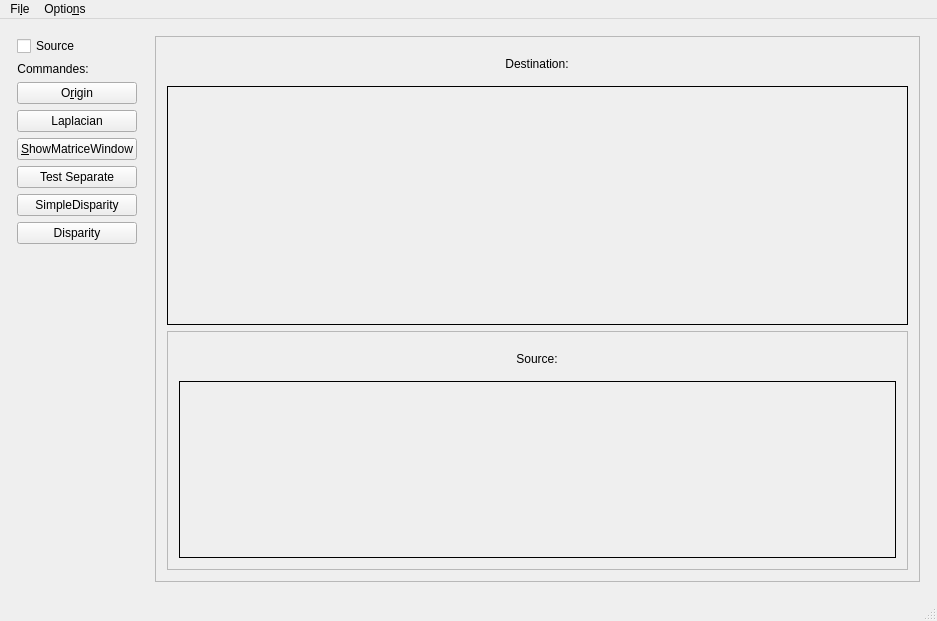
Qt form mainwindow.ui (m21-cerutti/ProjetTech2019_Robot) before a commit.
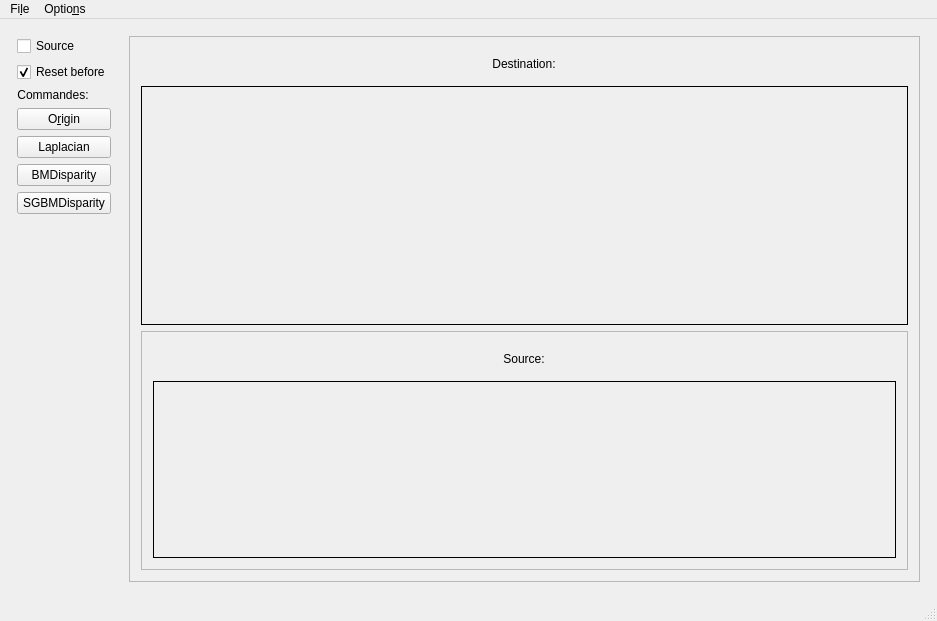
The same form after that commit.

```diff
--- a/mainwindow.ui
+++ b/mainwindow.ui
@@ -39,6 +39,19 @@
         </property>
        </widget>
       </item>
+      <item>
+       <widget class="QCheckBox" name="cbResetBefore">
+        <property name="text">
+         <string>Reset before</string>
+        </property>
+        <property name="checked">
+         <bool>true</bool>
+        </property>
+        <property name="tristate">
+         <bool>false</bool>
+        </property>
+       </widget>
+      </item>
       <item>
        <widget class="QLabel" name="label">
         <property name="sizePolicy">
@@ -99,29 +112,9 @@
          </widget>
         </item>
         <item>
-         <widget class="QPushButton" name="btnShowMatrice">
-          <property name="sizePolicy">
-           <sizepolicy hsizetype="Preferred" vsizetype="Fixed">
-            <horstretch>0</horstretch>
-            <verstretch>0</verstretch>
-           </sizepolicy>
-          </property>
+         <widget class="QPushButton" name="btnBMDisparity">
           <property name="text">
-           <string>&amp;ShowMatriceWindow</string>
-          </property>
-         </widget>
-        </item>
-        <item>
-         <widget class="QPushButton" name="btnTest">
-          <property name="text">
-           <string>Test Separate</string>
-          </property>
-         </widget>
-        </item>
-        <item>
-         <widget class="QPushButton" name="btnDisparitySimple">
-          <property name="text">
-           <string>SimpleDisparity</string>
+           <string>BMDisparity</string>
           </property>
           <property name="checkable">
            <bool>false</bool>
@@ -134,7 +127,7 @@
         <item>
          <widget class="QPushButton" name="btnDisparity">
           <property name="text">
-           <string>Disparity</string>
+           <string>SGBMDisparity</string>
           </property>
          </widget>
         </item>
```
Left out of the diff: 14 changed lines with no effect on the pictures.
